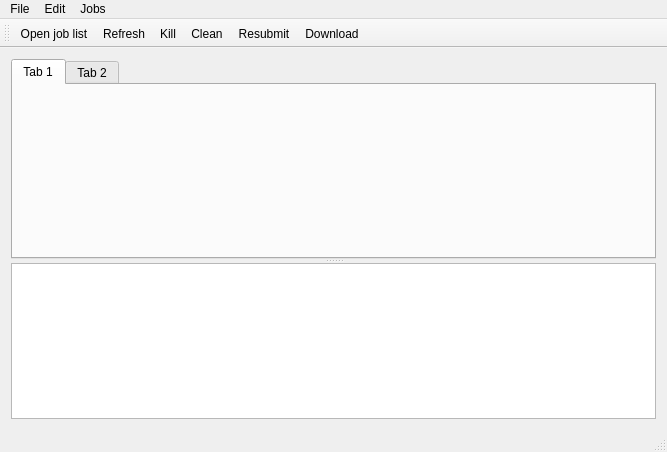
Before: the Qt Designer form src/arcstat-ui/mainwindow.ui in jonaslindemann/arc-gui-clients, drawn with Qt 5.
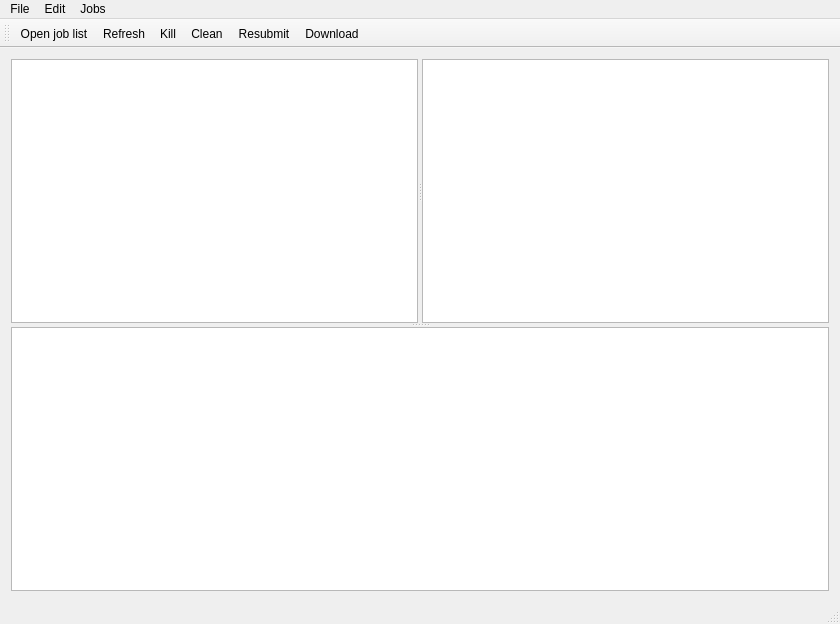
After: the same form once the commit is applied. Icons and pictures are not drawn.

Commit message: Redesigned user interface with a focus on job list monitoring.

Patch:
```diff
--- a/src/arcstat-ui/mainwindow.ui
+++ b/src/arcstat-ui/mainwindow.ui
@@ -6,8 +6,8 @@
    <rect>
     <x>0</x>
     <y>0</y>
-    <width>667</width>
-    <height>452</height>
+    <width>840</width>
+    <height>624</height>
    </rect>
   </property>
   <property name="windowTitle">
@@ -16,45 +16,68 @@
   <widget class="QWidget" name="centralWidget">
    <layout class="QVBoxLayout" name="verticalLayout">
     <item>
-     <widget class="QSplitter" name="splitter">
+     <widget class="QSplitter" name="topBottomSplitter">
+      <property name="sizePolicy">
+       <sizepolicy hsizetype="Preferred" vsizetype="Expanding">
+        <horstretch>0</horstretch>
+        <verstretch>0</verstretch>
+       </sizepolicy>
+      </property>
       <property name="orientation">
        <enum>Qt::Vertical</enum>
       </property>
-      <widget class="QTabWidget" name="tabWidget">
+      <widget class="QSplitter" name="leftRightSplitter">
        <property name="sizePolicy">
-        <sizepolicy hsizetype="Expanding" vsizetype="Expanding">
+        <sizepolicy hsizetype="Expanding" vsizetype="Preferred">
          <horstretch>0</horstretch>
          <verstretch>0</verstretch>
         </sizepolicy>
        </property>
-       <property name="minimumSize">
-        <size>
-         <width>0</width>
-         <height>200</height>
-        </size>
+       <property name="orientation">
+        <enum>Qt::Horizontal</enum>
        </property>
-       <property name="baseSize">
-        <size>
-         <width>0</width>
-         <height>200</height>
-        </size>
-       </property>
-       <property name="currentIndex">
-        <number>0</number>
-       </property>
-       <widget class="QWidget" name="tab">
-        <attribute name="title">
-         <string>Tab 1</string>
-        </attribute>
-        <zorder>logText</zorder>
+       <widget class="QTableWidget" name="jobListTable">
+        <property name="sizePolicy">
+         <sizepolicy hsizetype="Expanding" vsizetype="Expanding">
+          <horstretch>0</horstretch>
+          <verstretch>0</verstretch>
+         </sizepolicy>
+        </property>
+        <property name="baseSize">
+         <size>
+          <width>300</width>
+          <height>0</height>
+         </size>
+        </property>
        </widget>
-       <widget class="QWidget" name="tab_2">
-        <attribute name="title">
-         <string>Tab 2</string>
-        </attribute>
+       <widget class="QTableWidget" name="jobTable">
+        <property name="sizePolicy">
+         <sizepolicy hsizetype="Expanding" vsizetype="Expanding">
+          <horstretch>0</horstretch>
+          <verstretch>0</verstretch>
+         </sizepolicy>
+        </property>
+        <property name="baseSize">
+         <size>
+          <width>0</width>
+          <height>0</height>
+         </size>
+        </property>
        </widget>
       </widget>
       <widget class="QTextEdit" name="logText">
+       <property name="sizePolicy">
+        <sizepolicy hsizetype="Expanding" vsizetype="Minimum">
+         <horstretch>0</horstretch>
+         <verstretch>0</verstretch>
+        </sizepolicy>
+       </property>
+       <property name="minimumSize">
+        <size>
+         <width>0</width>
+         <height>100</height>
+        </size>
+       </property>
        <property name="font">
         <font>
          <family>Courier 10 Pitch</family>
@@ -80,7 +103,7 @@
     <rect>
      <x>0</x>
      <y>0</y>
-     <width>667</width>
+     <width>840</width>
      <height>25</height>
     </rect>
    </property>
```
The commit also changes 5 other files.
